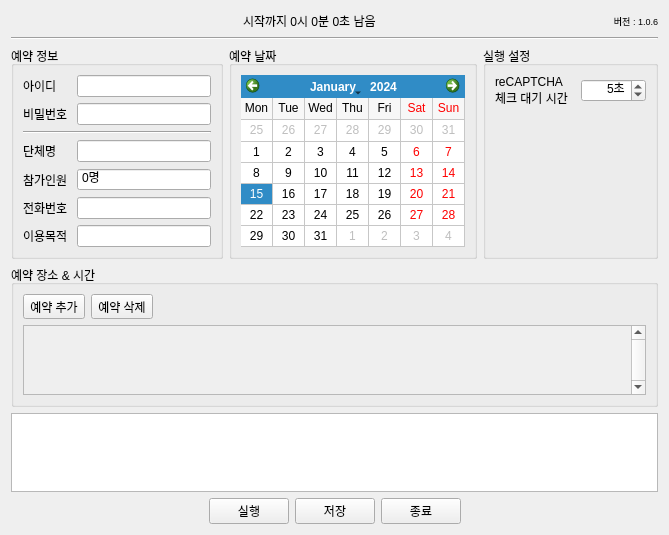
Before: the Qt Designer form MainForm.ui in hyo0913/Gunpo-UC-Booker, drawn with Qt 5.
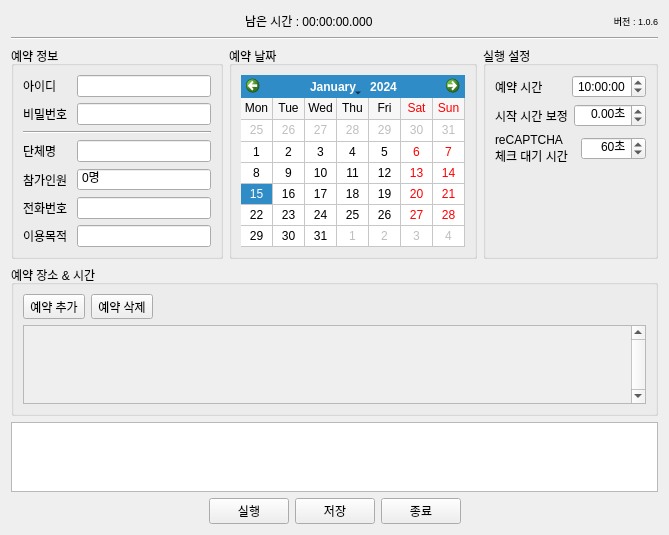
After: the same form once the commit is applied.

Commit message: 시작 시간 보정 기능 추가

Patch:
```diff
--- a/MainForm.ui
+++ b/MainForm.ui
@@ -25,7 +25,7 @@
   <property name="windowTitle">
    <string>Gunpo UC Booker</string>
   </property>
-  <layout class="QVBoxLayout" name="verticalLayout_3" stretch="0,0,0,1,1,0">
+  <layout class="QVBoxLayout" name="verticalLayout_3">
    <item>
     <layout class="QHBoxLayout" name="horizontalLayout_8">
      <item>
@@ -44,7 +44,7 @@
      <item>
       <widget class="QLabel" name="labelCountDown">
        <property name="text">
-        <string>시작까지 0시 0분 0초 남음</string>
+        <string>남은 시간 : 00:00:00.000</string>
        </property>
       </widget>
      </item>
@@ -86,7 +86,7 @@
     </widget>
    </item>
    <item>
-    <layout class="QHBoxLayout" name="horizontalLayout_12" stretch="0,0,0">
+    <layout class="QHBoxLayout" name="horizontalLayout_12">
      <item>
       <widget class="QGroupBox" name="groupBoxBookInfo">
        <property name="title">
@@ -272,6 +272,61 @@
         <string>실행 설정</string>
        </property>
        <layout class="QVBoxLayout" name="verticalLayout">
+        <item>
+         <layout class="QHBoxLayout" name="horizontalLayout_7">
+          <item>
+           <widget class="QLabel" name="labelBookStartTime">
+            <property name="text">
+             <string>예약 시간</string>
+            </property>
+           </widget>
+          </item>
+          <item>
+           <widget class="QTimeEdit" name="timeEditBookStartTime">
+            <property name="alignment">
+             <set>Qt::AlignRight|Qt::AlignTrailing|Qt::AlignVCenter</set>
+            </property>
+            <property name="time">
+             <time>
+              <hour>10</hour>
+              <minute>0</minute>
+              <second>0</second>
+             </time>
+            </property>
+           </widget>
+          </item>
+         </layout>
+        </item>
+        <item>
+         <layout class="QHBoxLayout" name="horizontalLayout_13">
+          <item>
+           <widget class="QLabel" name="labelBookStartCalibration">
+            <property name="text">
+             <string>시작 시간 보정</string>
+            </property>
+           </widget>
+          </item>
+          <item>
+           <widget class="QDoubleSpinBox" name="doubleSpinBoxBookStartCalibration">
+            <property name="alignment">
+             <set>Qt::AlignRight|Qt::AlignTrailing|Qt::AlignVCenter</set>
+            </property>
+            <property name="suffix">
+             <string>초</string>
+            </property>
+            <property name="minimum">
+             <double>-60.990000000000002</double>
+            </property>
+            <property name="maximum">
+             <double>60.990000000000002</double>
+            </property>
+            <property name="singleStep">
+             <double>0.100000000000000</double>
+            </property>
+           </widget>
+          </item>
+         </layout>
+        </item>
         <item>
          <layout class="QHBoxLayout" name="horizontalLayout_6">
           <item>
@@ -306,7 +361,7 @@
              <number>1000</number>
             </property>
             <property name="value">
-             <number>5</number>
+             <number>60</number>
             </property>
            </widget>
           </item>
```
The commit also changes 1 other file.
